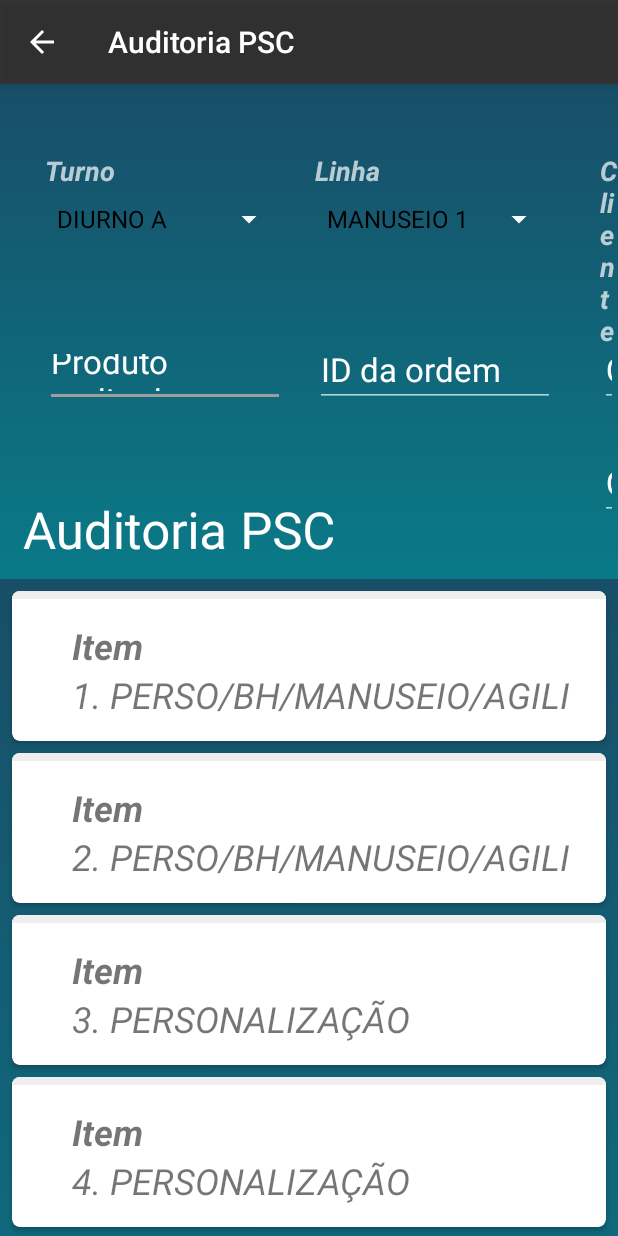
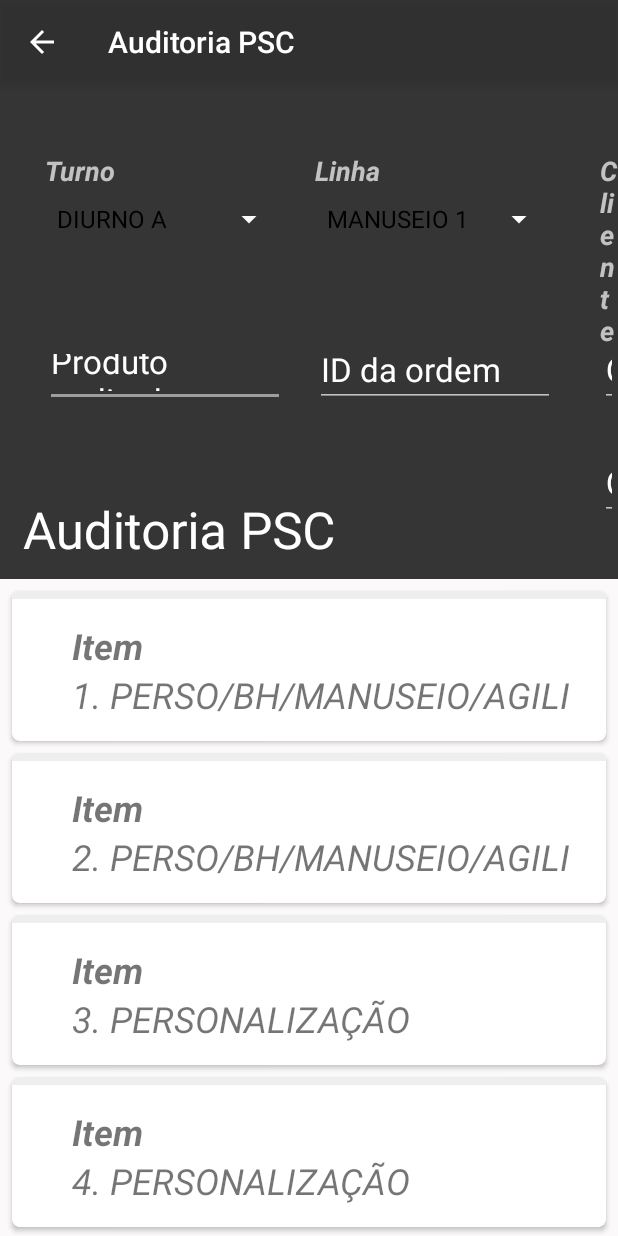
Before and after one commit to duhspbr/QApp, an Android app: the ActivityPSCRecord screen opened directly, with no data from a screen before it, on a phone screen of 412 x 824 dp. Run offline under Robolectric (Android 15) with nearby library versions, the phone set to English and light mode, and no system bars.

Commit message:
Update project structure

```diff
--- a/app/src/main/AndroidManifest.xml
+++ b/app/src/main/AndroidManifest.xml
@@ -9,10 +9,12 @@
         android:roundIcon="@mipmap/ic_launcher_round"
         android:supportsRtl="true"
         android:theme="@style/AppTheme">
+        <activity android:name=".cqm.ActivityCQM"></activity>
         <activity android:name=".login.LoginRecord" />
         <activity android:name=".login.Login_ListaUsers" />
         <activity android:name=".rejeitos_dod.DashBoardDOD" />
-        <activity android:name=".telainicial.TelaPrincipal"
+        <activity
+            android:name=".telainicial.TelaPrincipal"
             android:parentActivityName=".login.MainActivity" />
         <activity
             android:name=".rejeitos_dod.ActivityRejeitosDod"
--- a/app/src/main/res/layout/activity_psc_record.xml
+++ b/app/src/main/res/layout/activity_psc_record.xml
@@ -1,5 +1,4 @@
 <?xml version="1.0" encoding="utf-8"?>
-
 <androidx.coordinatorlayout.widget.CoordinatorLayout xmlns:android="http://schemas.android.com/apk/res/android"
     xmlns:app="http://schemas.android.com/apk/res-auto"
     xmlns:tools="http://schemas.android.com/tools"
@@ -27,7 +26,6 @@
 
 
             <RelativeLayout
-                android:background="@drawable/background4"
                 android:layout_width="match_parent"
                 android:layout_height="match_parent">
 
@@ -172,7 +170,6 @@
         android:layout_height="match_parent"
         android:overScrollMode="never"
         tools:listitem="@layout/card_psc"
-        android:background="@drawable/background4"
         app:layout_behavior="com.google.android.material.appbar.AppBarLayout$ScrollingViewBehavior">
 
     </androidx.recyclerview.widget.RecyclerView>
```
Also changed, not shown: app/src/main/java/com/qualidade/qapp/cqm/ActivityCQM.java (added, +16 -0 lines), app/src/main/res/layout/activity_c_q_m.xml (added, +9 -0 lines).
